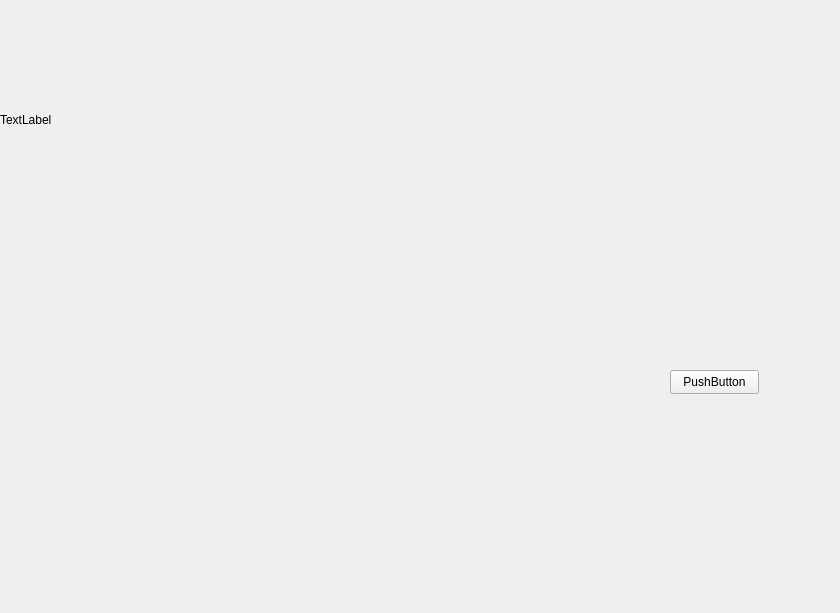
zhuyanwei/Behaviour, file widget.ui: the form before one commit.
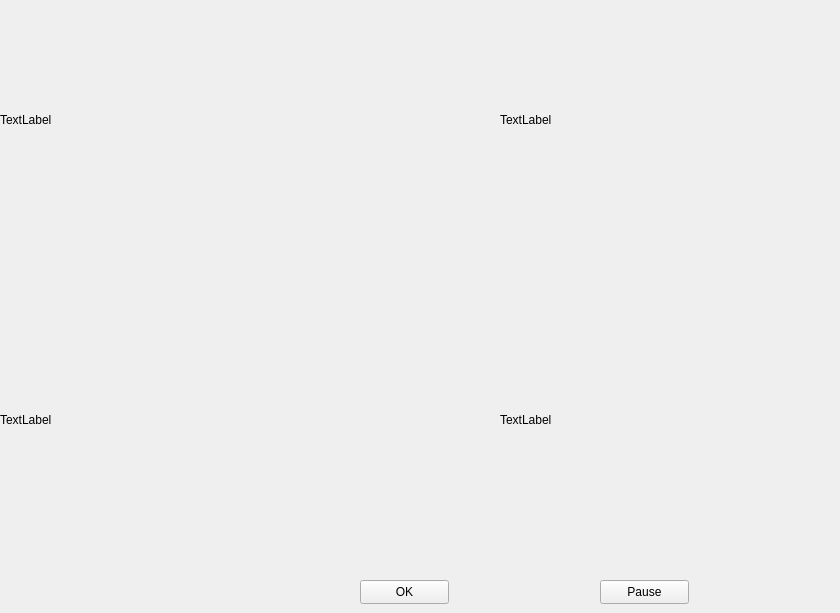
The form after the commit.

What changed in the file:
```diff
--- a/widget.ui
+++ b/widget.ui
@@ -29,14 +29,66 @@
   <widget class="QPushButton" name="B_OK">
    <property name="geometry">
     <rect>
-     <x>670</x>
-     <y>370</y>
+     <x>360</x>
+     <y>580</y>
      <width>89</width>
      <height>24</height>
     </rect>
    </property>
    <property name="text">
-    <string>PushButton</string>
+    <string>OK</string>
+   </property>
+  </widget>
+  <widget class="QLabel" name="L_ProcX">
+   <property name="geometry">
+    <rect>
+     <x>0</x>
+     <y>300</y>
+     <width>320</width>
+     <height>240</height>
+    </rect>
+   </property>
+   <property name="text">
+    <string>TextLabel</string>
+   </property>
+  </widget>
+  <widget class="QLabel" name="L_Proc0">
+   <property name="geometry">
+    <rect>
+     <x>500</x>
+     <y>0</y>
+     <width>320</width>
+     <height>240</height>
+    </rect>
+   </property>
+   <property name="text">
+    <string>TextLabel</string>
+   </property>
+  </widget>
+  <widget class="QLabel" name="L_ProcY">
+   <property name="geometry">
+    <rect>
+     <x>500</x>
+     <y>300</y>
+     <width>320</width>
+     <height>240</height>
+    </rect>
+   </property>
+   <property name="text">
+    <string>TextLabel</string>
+   </property>
+  </widget>
+  <widget class="QPushButton" name="B_Pause">
+   <property name="geometry">
+    <rect>
+     <x>600</x>
+     <y>580</y>
+     <width>89</width>
+     <height>24</height>
+    </rect>
+   </property>
+   <property name="text">
+    <string>Pause</string>
    </property>
   </widget>
  </widget>
```
